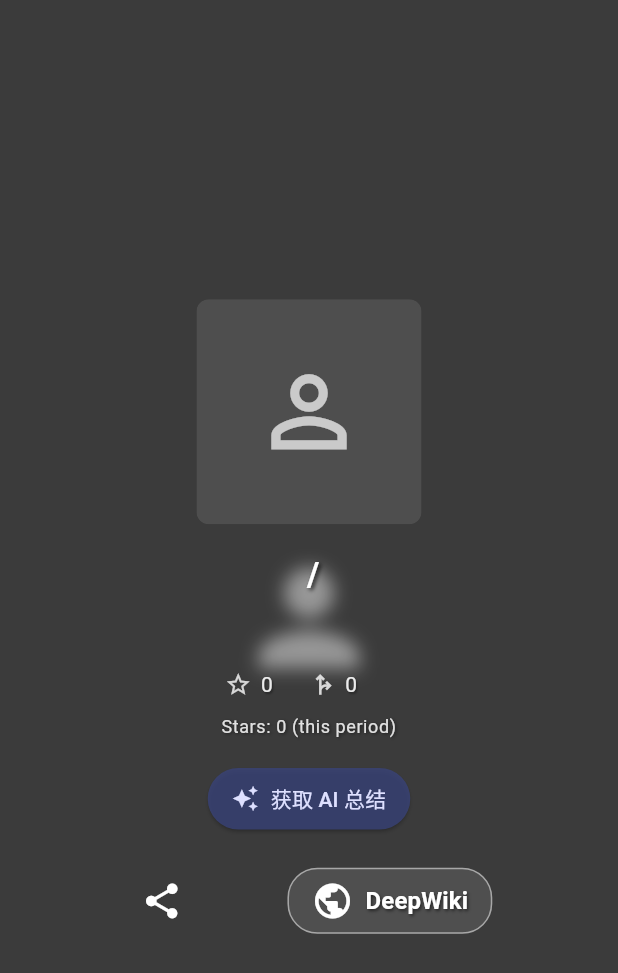
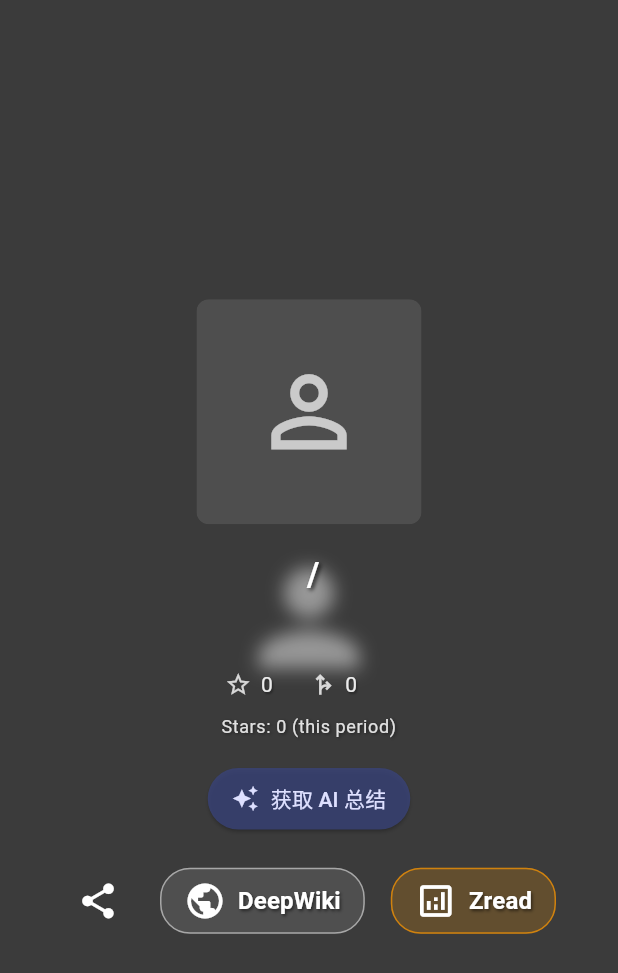
Before and after one commit to LeaderOnePro/GitTok-Flutter, a Flutter app: the RepositoryCard widget shown alone on an empty page, opened directly with empty values, after a tap on the "share" icon, on a phone screen of 412 x 824 dp. Shown: the top 973 px of the screen. Run offline on Flutter 3.47's test engine with Material 3 defaults, Android fonts, the phone set to English and light mode, and no system bars; our stand-ins replace share_plus, webview_flutter; network calls fail.

Commit message:
Add: 新增 Zread 按钮功能，支持一键跳转到 zread.ai 进行项目深度分析
- 添加 url_launcher 依赖，支持外部链接跳转
- 在 RepositoryCard 中集成 Zread 按钮，采用橙色主题设计
- 实现 https://zread.ai/{author}/{repo} URL 构建逻辑
- 修复测试文件包名引用错误，优化分享功能导入方式
- 创建 CLAUDE.md 开发指南文档
- 清理重复导入，提升代码质量

🤖 Generated with [Claude Code](https://claude.ai/code)

Co-Authored-By: Claude <noreply@anthropic.com>

```diff
--- a/lib/ui/widgets/repository_card.dart
+++ b/lib/ui/widgets/repository_card.dart
@@ -1,10 +1,8 @@
 import 'dart:ui'; // For ImageFilter
-import 'dart:ui'; // For ImageFilter
-import 'dart:ui'; // For ImageFilter
-// import 'dart:ui'; // For ImageFilter // This was duplicated, removing one
 import 'package:flutter/foundation.dart'; // For kDebugMode
 import 'package:flutter/material.dart';
-import 'package:share_plus/share_plus.dart'; // Import for Share functionality
+import 'package:share_plus/share_plus.dart' as share_plus; // Import for Share functionality
+import 'package:url_launcher/url_launcher.dart'; // Import for URL launching
 import '../../models/repository.dart'; // Adjust import path as needed
 import '../../services/api_service.dart'; // Import ApiService
 import '../screens/deepwiki_page.dart'; // Import for DeepWikiPage
@@ -247,7 +245,7 @@ class _RepositoryCardState extends State<RepositoryCard> {
                       tooltip: 'Share',
                       onPressed: () async {
                         if (widget.repository.url.isNotEmpty) {
-                          await Share.share(
+                          await share_plus.Share.share(
                             widget.repository.url,
                             subject: 'Check out this repository: ${widget.repository.name}',
                           );
@@ -255,10 +253,6 @@ class _RepositoryCardState extends State<RepositoryCard> {
                           if (kDebugMode) {
                             print("Repository URL is empty, cannot share.");
                           }
-                          // Optional: Show a SnackBar if context is available and it's appropriate
-                          // ScaffoldMessenger.of(context).showSnackBar(
-                          //   const SnackBar(content: Text('Repository URL is not available to share.')),
-                          // );
                         }
                       },
                     ),
@@ -318,6 +312,61 @@ class _RepositoryCardState extends State<RepositoryCard> {
                             builder: (context) => DeepWikiPage(url: deepWikiUrl),
                           ),
                         );
+                      },
+                    ),
+                    TextButton.icon(
+                      icon: const Icon(Icons.analytics_outlined, color: Colors.white, size: 28),
+                      label: const Text(
+                        "Zread",
+                        style: TextStyle(
+                          color: Colors.white,
+                          fontWeight: FontWeight.bold,
+                          fontSize: 16,
+                          shadows: [
+                            Shadow(
+                              blurRadius: 2.0,
+                              color: Colors.black54,
+                              offset: Offset(1.0, 1.0),
+                            ),
+                          ]
+                        ),
+                      ),
+                      style: TextButton.styleFrom(
+                        padding: const EdgeInsets.symmetric(horizontal: 16, vertical: 8),
+                        shape: RoundedRectangleBorder(
+                          borderRadius: BorderRadius.circular(20),
+                          side: BorderSide(color: Colors.orange.withOpacity(0.7)),
+                        ),
+                        backgroundColor: Colors.orange.withOpacity(0.2),
+                      ),
+                      onPressed: () async {
+                        // Extract repo name from full name (author/repo)
+                        String repoName = widget.repository.name;
+                        if (repoName.contains('/')) {
+                          repoName = repoName.split('/').last;
+                        }
+
+                        // Build Zread URL: https://zread.ai/{author}/{repo}
+                        final zreadUrl = 'https://zread.ai/${widget.repository.author}/$repoName';
+
+                        if (kDebugMode) {
+                          print("Opening Zread URL: $zreadUrl");
+                        }
+
+                        try {
+                          final uri = Uri.parse(zreadUrl);
+                          if (await canLaunchUrl(uri)) {
+                            await launchUrl(uri, mode: LaunchMode.externalApplication);
+                          } else {
+                            if (kDebugMode) {
+                              print("Cannot launch URL: $zreadUrl");
+                            }
+                          }
+                        } catch (e) {
+                          if (kDebugMode) {
+                            print("Error launching Zread URL: $e");
+                          }
+                        }
                       },
                     ),
                   ],
--- a/pubspec.yaml
+++ b/pubspec.yaml
@@ -38,6 +38,7 @@ dependencies:
   flutter_material_symbols: ^0.0.4
   webview_flutter: ^4.13.0
   share_plus: ^11.0.0
+  url_launcher: ^6.3.1
 
 dev_dependencies:
   flutter_test:
```
Also changed, not shown: pubspec.lock, 3 other files.
